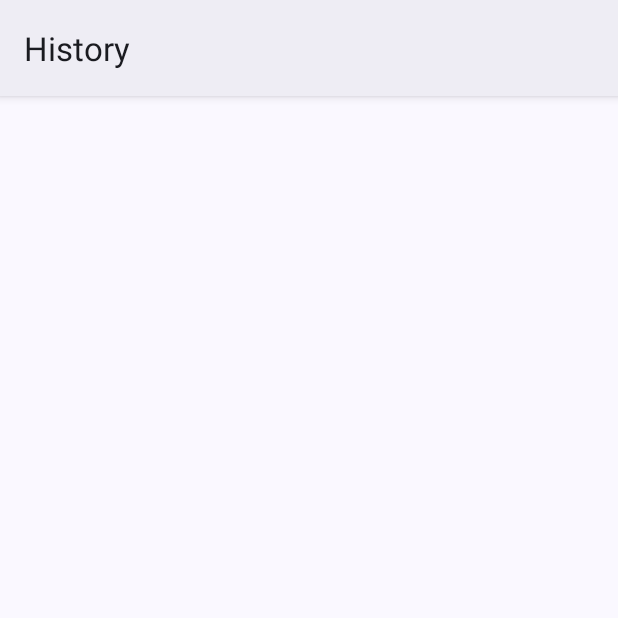
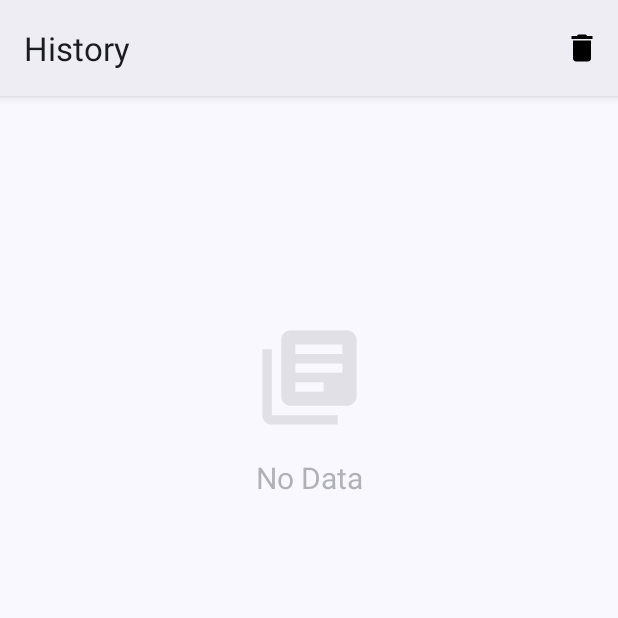
Before and after one commit to TKahh/MyWallet, an Android app: the HistoryActivity screen opened directly, with no data from a screen before it, on a phone screen of 412 x 824 dp, the top half of it. Run offline under Robolectric (Android 15) with nearby library versions, the phone set to English and light mode, and no system bars.

Commit message:
delete new update

```diff
--- a/app/src/main/java/tdtu/fit/tvka/mywallet/HistoryActivity.java
+++ b/app/src/main/java/tdtu/fit/tvka/mywallet/HistoryActivity.java
@@ -1,14 +1,24 @@
 package tdtu.fit.tvka.mywallet;
 
+import androidx.annotation.NonNull;
+import androidx.annotation.Nullable;
+import androidx.appcompat.app.AlertDialog;
 import androidx.appcompat.app.AppCompatActivity;
 import androidx.recyclerview.widget.LinearLayoutManager;
 import androidx.recyclerview.widget.RecyclerView;
 
+import android.content.DialogInterface;
 import android.content.Intent;
 import android.database.Cursor;
+import android.icu.util.MeasureUnit;
 import android.os.Bundle;
+import android.view.Menu;
+import android.view.MenuInflater;
+import android.view.MenuItem;
 import android.view.View;
 import android.widget.Button;
+import android.widget.ImageView;
+import android.widget.TextView;
 import android.widget.Toast;
 
 import com.google.android.material.floatingactionbutton.FloatingActionButton;
@@ -17,6 +27,8 @@ import java.util.ArrayList;
 import java.util.Currency;
 public class HistoryActivity extends AppCompatActivity {
 
+    ImageView empty_image_view;
+    TextView no_data_text;
     RecyclerView recyclerView;
     MyDatabaseHelper myDB;
     ArrayList<String> expense_id, categories, date, amount;
@@ -27,6 +39,9 @@ public class HistoryActivity extends AppCompatActivity {
     protected void onCreate(Bundle savedInstanceState) {
         super.onCreate(savedInstanceState);
         setContentView(R.layout.activity_history);
+
+        empty_image_view = findViewById(R.id.empty_image_view);
+        no_data_text = findViewById(R.id.no_data_text);
 
         recyclerView = findViewById(R.id.recyclerView);
 
@@ -42,10 +57,19 @@ public class HistoryActivity extends AppCompatActivity {
         recyclerView.setAdapter(customAdapter);
         recyclerView.setLayoutManager(new LinearLayoutManager(HistoryActivity.this));
     }
+
+    @Override
+    protected void onActivityResult(int requestCode, int resultCode, @Nullable Intent data) {
+        super.onActivityResult(requestCode, resultCode, data);
+        if (requestCode == 1){
+            recreate();
+        }
+    }
     void storeDataInArrays() {
         Cursor cursor = myDB.readAllData();
         if(cursor.getCount() == 0) {
-            Toast.makeText(this, "No data.", Toast.LENGTH_SHORT).show();
+            empty_image_view.setVisibility(View.VISIBLE);
+            no_data_text.setVisibility(View.VISIBLE);
         } else{
             while (cursor.moveToNext()) {
                 expense_id.add(cursor.getString(0));
@@ -53,6 +77,46 @@ public class HistoryActivity extends AppCompatActivity {
                 date.add(cursor.getString(2));
                 amount.add(cursor.getString(3));
             }
+            empty_image_view.setVisibility(View.GONE);
+            no_data_text.setVisibility(View.GONE);
         }
     }
+
+    @Override
+    public boolean onCreateOptionsMenu(Menu menu) {
+        MenuInflater inflater = getMenuInflater();
+        inflater.inflate(R.menu.my_menu, menu);
+        return super.onCreateOptionsMenu(menu);
+    }
+
+    @Override
+    public boolean onOptionsItemSelected(MenuItem item) {
+        if(item.getItemId() == R.id.delete_all) {
+            confirmDialog();
+        }
+        return super.onOptionsItemSelected(item);
+    }
+
+    void confirmDialog() {
+        AlertDialog.Builder builder = new AlertDialog.Builder(this);
+        builder.setTitle("Delete All");
+        builder.setMessage("Are you sure to delete All data?");
+        builder.setPositiveButton("Yes", new DialogInterface.OnClickListener() {
+            @Override
+            public void onClick(DialogInterface dialogInterface, int i) {
+                MyDatabaseHelper myDB = new MyDatabaseHelper(HistoryActivity.this);
+                myDB.deleteAllData();
+                Intent intent  = new Intent(HistoryActivity.this, HistoryActivity.class);
+                startActivity(intent);
+                finish();
+            }
+        });
+        builder.setNegativeButton("No", new DialogInterface.OnClickListener() {
+            @Override
+            public void onClick(DialogInterface dialogInterface, int i) {
+
+            }
+        });
+        builder.create().show();
+    }
 }
--- a/app/src/main/java/tdtu/fit/tvka/mywallet/MyDatabaseHelper.java
+++ b/app/src/main/java/tdtu/fit/tvka/mywallet/MyDatabaseHelper.java
@@ -90,4 +90,9 @@ public class MyDatabaseHelper extends SQLiteOpenHelper {
             Toast.makeText(context, "Deleted Successfully!", Toast.LENGTH_SHORT).show();
         }
     }
+
+    void deleteAllData() {
+        SQLiteDatabase db = this.getWritableDatabase();
+        db.execSQL("DELETE FROM " + TABLE_NAME);
+    }
 }
--- a/app/src/main/java/tdtu/fit/tvka/mywallet/UpdateActivity.java
+++ b/app/src/main/java/tdtu/fit/tvka/mywallet/UpdateActivity.java
@@ -5,6 +5,7 @@ import androidx.appcompat.app.AlertDialog;
 import androidx.appcompat.app.AppCompatActivity;
 
 import android.content.DialogInterface;
+import android.content.Intent;
 import android.os.Bundle;
 import android.view.View;
 import android.widget.Button;
--- /dev/null
+++ b/app/src/main/res/drawable/ic_delete.xml
@@ -0,0 +1,5 @@
+<vector android:height="24dp" android:tint="#000000"
+    android:viewportHeight="24" android:viewportWidth="24"
+    android:width="24dp" xmlns:android="http://schemas.android.com/apk/res/android">
+    <path android:fillColor="@android:color/white" android:pathData="M6,19c0,1.1 0.9,2 2,2h8c1.1,0 2,-0.9 2,-2V7H6v12zM19,4h-3.5l-1,-1h-5l-1,1H5v2h14V4z"/>
+</vector>
--- /dev/null
+++ b/app/src/main/res/drawable/ic_empty.xml
@@ -0,0 +1,5 @@
+<vector android:autoMirrored="true" android:height="24dp"
+    android:tint="#000000" android:viewportHeight="24"
+    android:viewportWidth="24" android:width="24dp" xmlns:android="http://schemas.android.com/apk/res/android">
+    <path android:fillColor="@android:color/white" android:pathData="M4,6L2,6v14c0,1.1 0.9,2 2,2h14v-2L4,20L4,6zM20,2L8,2c-1.1,0 -2,0.9 -2,2v12c0,1.1 0.9,2 2,2h12c1.1,0 2,-0.9 2,-2L22,4c0,-1.1 -0.9,-2 -2,-2zM19,11L9,11L9,9h10v2zM15,15L9,15v-2h6v2zM19,7L9,7L9,5h10v2z"/>
+</vector>
--- a/app/src/main/res/layout/activity_history.xml
+++ b/app/src/main/res/layout/activity_history.xml
@@ -16,4 +16,29 @@
         app:layout_constraintStart_toStartOf="parent"
         app:layout_constraintTop_toTopOf="parent"
         app:layout_constraintVertical_bias="0.0" />
+
+    <ImageView
+        android:id="@+id/empty_image_view"
+        android:layout_width="91dp"
+        android:layout_height="75dp"
+        android:layout_marginTop="150dp"
+        android:alpha="0.1"
+        android:visibility="gone"
+        app:layout_constraintEnd_toEndOf="@+id/recyclerView"
+        app:layout_constraintStart_toStartOf="@+id/recyclerView"
+        app:layout_constraintTop_toTopOf="@+id/recyclerView"
+        app:srcCompat="@drawable/ic_empty" />
+
+    <TextView
+        android:id="@+id/no_data_text"
+        android:layout_width="wrap_content"
+        android:layout_height="wrap_content"
+        android:layout_marginTop="15dp"
+        android:text="No Data"
+        android:textSize="20sp"
+        android:alpha="0.4"
+        android:visibility="gone"
+        app:layout_constraintEnd_toEndOf="parent"
+        app:layout_constraintStart_toStartOf="@+id/recyclerView"
+        app:layout_constraintTop_toBottomOf="@+id/empty_image_view" />
 </androidx.constraintlayout.widget.ConstraintLayout>
--- /dev/null
+++ b/app/src/main/res/menu/my_menu.xml
@@ -0,0 +1,10 @@
+<?xml version="1.0" encoding="utf-8"?>
+<menu xmlns:android="http://schemas.android.com/apk/res/android"
+    xmlns:app="http://schemas.android.com/apk/res-auto">
+
+    <item
+        android:id="@+id/delete_all"
+        android:title="Delete All"
+        android:icon="@drawable/ic_delete"
+        app:showAsAction="always"/>
+</menu>
```
